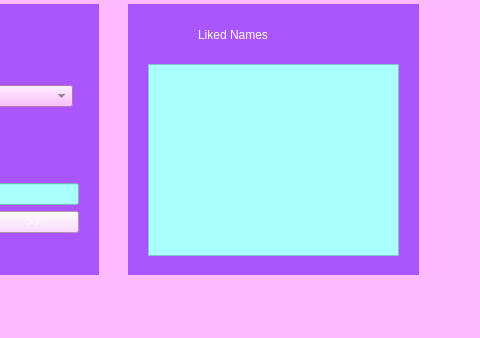
Qt form mainwindow.ui (erinlouise11/beep-boop-beep) before a commit; both pictures show x 282 to 762 and y 146 to 484 of the 762 by 484 pixel window.
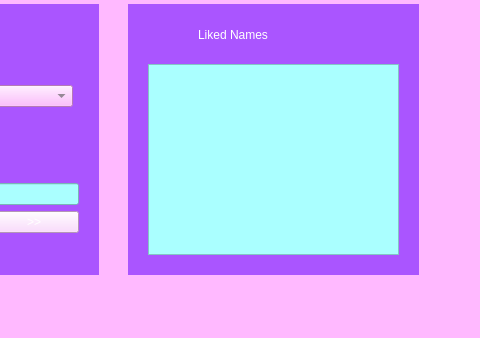
The same form after that commit.

The edit to the form file:
```diff
--- a/mainwindow.ui
+++ b/mainwindow.ui
@@ -302,7 +302,7 @@
        <x>20</x>
        <y>60</y>
        <width>251</width>
-       <height>192</height>
+       <height>191</height>
       </rect>
      </property>
      <property name="styleSheet">
```
